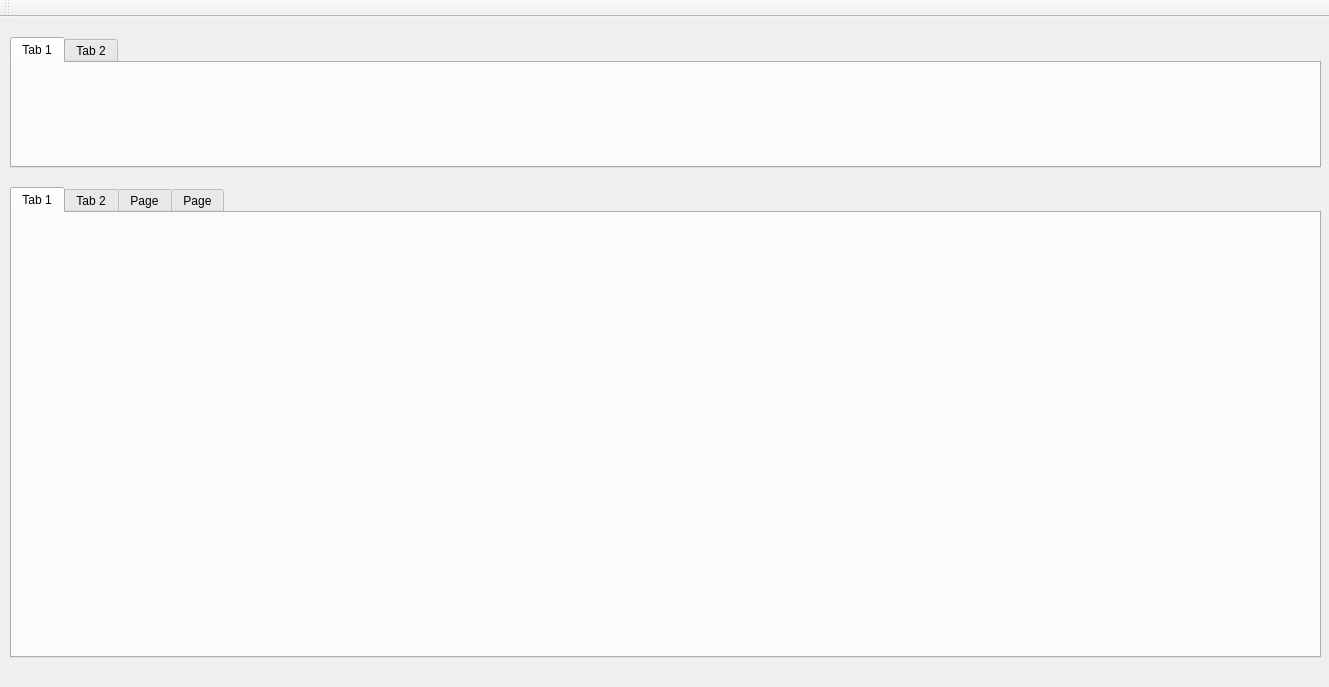
Qt form mainwindow.ui (MrRisoni/Gauss) before a commit.
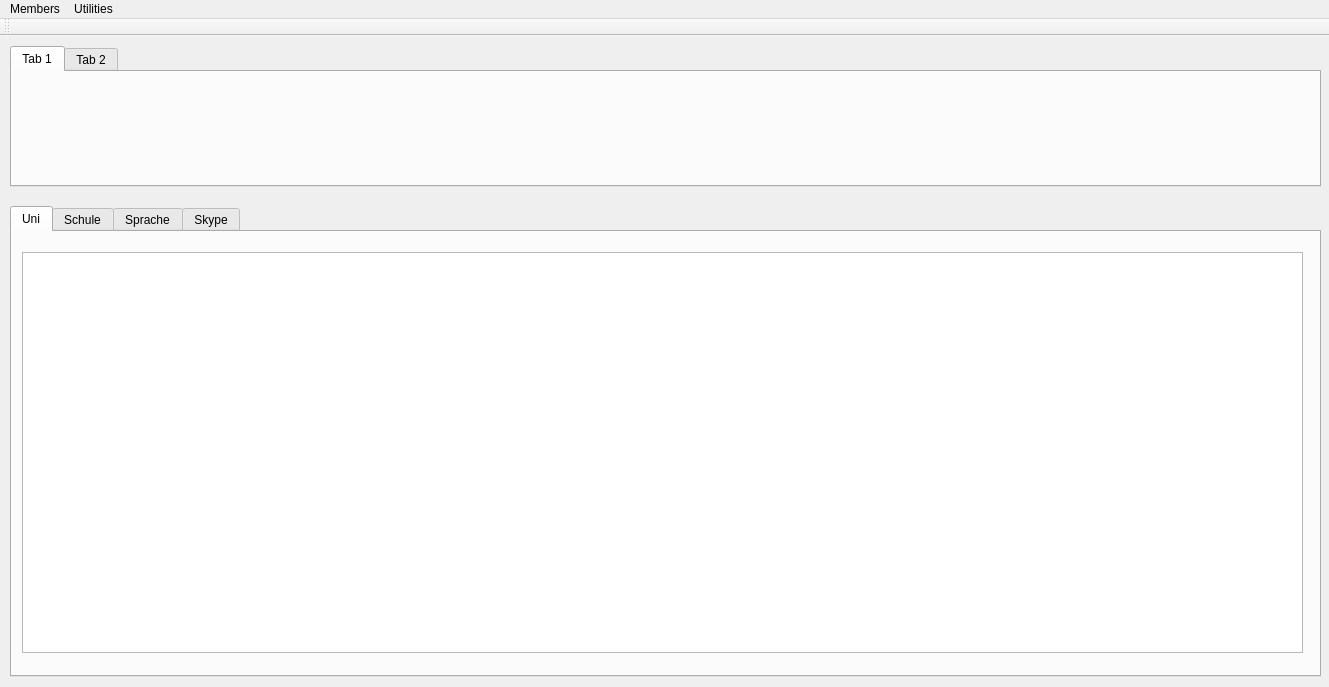
The same form after that commit. The open tabs and pages were chosen to show the change.

```diff
--- a/mainwindow.ui
+++ b/mainwindow.ui
@@ -18,11 +18,26 @@
     <property name="geometry">
      <rect>
       <x>10</x>
-      <y>20</y>
+      <y>10</y>
       <width>1311</width>
-      <height>131</height>
+      <height>141</height>
      </rect>
     </property>
+    <property name="currentIndex">
+     <number>0</number>
+    </property>
+    <property name="documentMode">
+     <bool>false</bool>
+    </property>
+    <property name="tabsClosable">
+     <bool>false</bool>
+    </property>
+    <property name="movable">
+     <bool>false</bool>
+    </property>
+    <property name="tabBarAutoHide">
+     <bool>false</bool>
+    </property>
     <widget class="QWidget" name="tab">
      <attribute name="title">
       <string>Tab 1</string>
@@ -48,22 +63,32 @@
     </property>
     <widget class="QWidget" name="tab_3">
      <attribute name="title">
-      <string>Tab 1</string>
+      <string>Uni</string>
      </attribute>
+     <widget class="QTableView" name="tableView">
+      <property name="geometry">
+       <rect>
+        <x>10</x>
+        <y>20</y>
+        <width>1281</width>
+        <height>401</height>
+       </rect>
+      </property>
+     </widget>
     </widget>
     <widget class="QWidget" name="tab_4">
      <attribute name="title">
-      <string>Tab 2</string>
+      <string>Schule</string>
      </attribute>
     </widget>
     <widget class="QWidget" name="tab_5">
      <attribute name="title">
-      <string>Page</string>
+      <string>Sprache</string>
      </attribute>
     </widget>
     <widget class="QWidget" name="tab_6">
      <attribute name="title">
-      <string>Page</string>
+      <string>Skype</string>
      </attribute>
     </widget>
    </widget>
@@ -77,6 +102,19 @@
      <height>20</height>
     </rect>
    </property>
+   <widget class="QMenu" name="menuMembers">
+    <property name="title">
+     <string>Members</string>
+    </property>
+   </widget>
+   <widget class="QMenu" name="menuUtilities">
+    <property name="title">
+     <string>Utilities</string>
+    </property>
+    <addaction name="actionSchwer_Levels"/>
+   </widget>
+   <addaction name="menuMembers"/>
+   <addaction name="menuUtilities"/>
   </widget>
   <widget class="QToolBar" name="toolBar">
    <property name="windowTitle">
```
Left out of the diff: 9 changed lines with no effect on the pictures.
